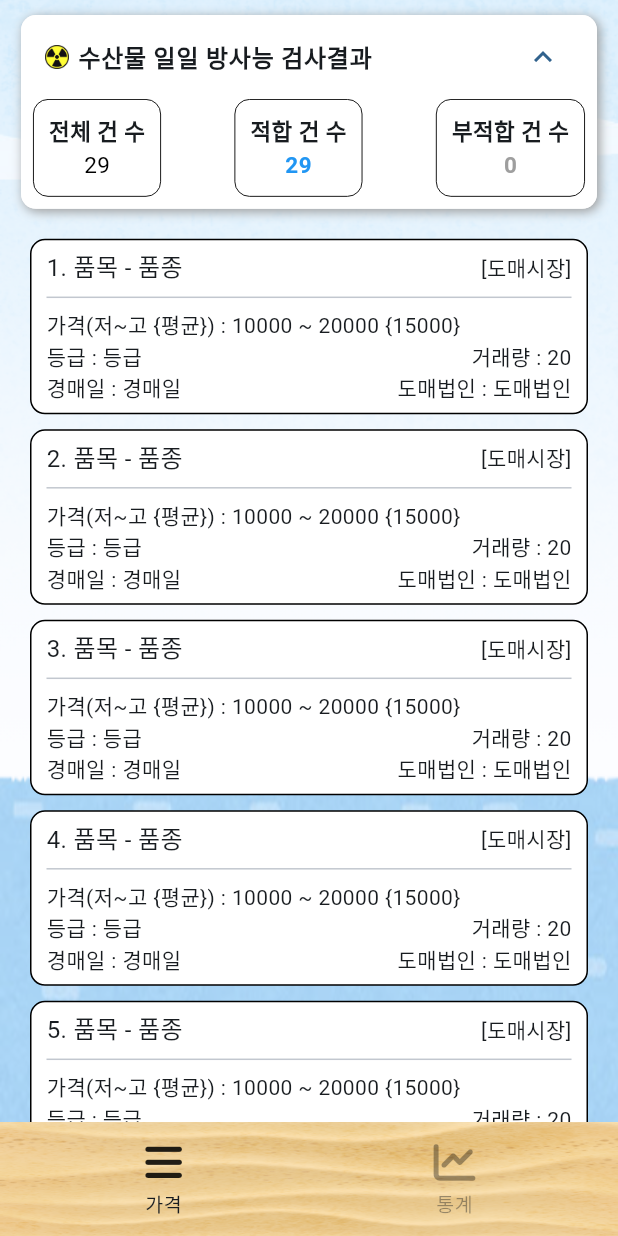
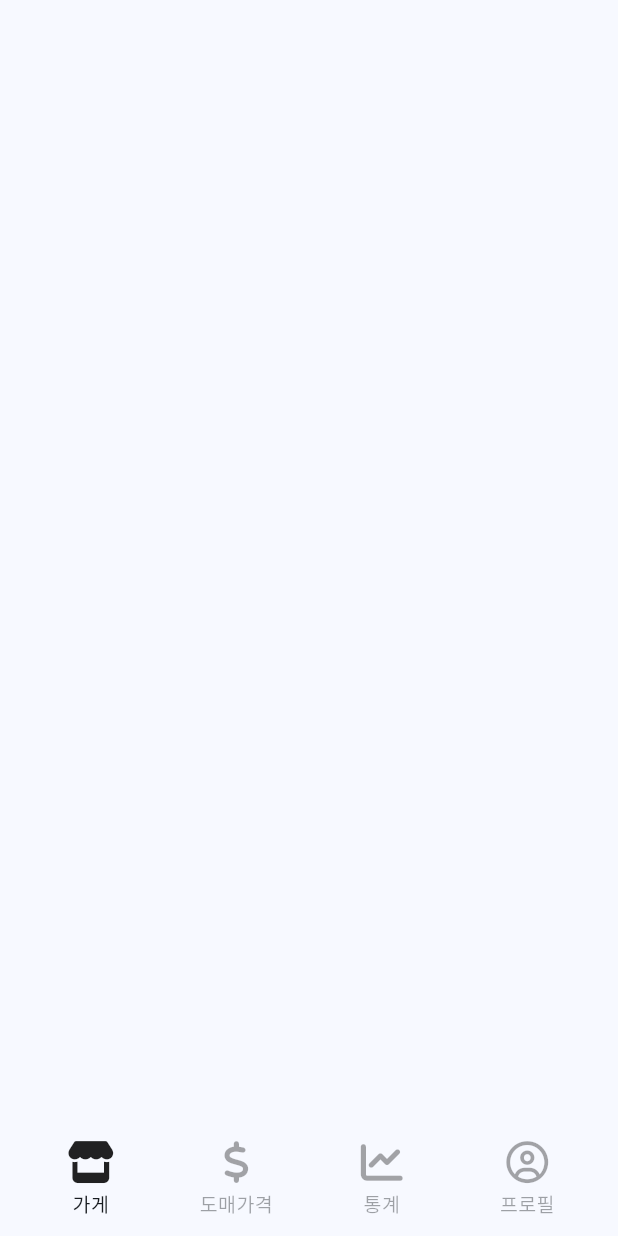
Before and after one commit to SWAG-2023ICT/marine_front, a Flutter app: the NavigationScreen screen opened by its route, on a phone screen of 412 x 824 dp. Run offline on Flutter 3.47's test engine with Material 2 defaults, Android fonts, the phone set to English and light mode, and no system bars; our stand-ins replace flutter_secure_storage, font_awesome_flutter, go_router; missing offline and left inert: kpostal; accounts and stored records are empty.

Commit message:
유저 메인 페이지 구상(2가지) 완료

```diff
--- a/lib/router.dart
+++ b/lib/router.dart
@@ -1,4 +1,5 @@
 import 'package:go_router/go_router.dart';
+import 'package:swag_marine_products/screens/home/marine_home_screen.dart';
 import 'package:swag_marine_products/screens/main_navigation/navigation_screen.dart';
 import 'package:swag_marine_products/screens/sign_in_up/sign_in_screen.dart';
 import 'package:swag_marine_products/screens/sign_in_up/sign_up_screen.dart';
@@ -24,9 +25,24 @@ final router = GoRouter(
       },
     ),
     GoRoute(
+      name: MarineHomeScreen.routeName,
+      path: MarineHomeScreen.routeURL,
+      builder: (context, state) => const MarineHomeScreen(),
+    ),
+    GoRoute(
       name: NavigationScreen.routeName,
       path: NavigationScreen.routeURL,
-      builder: (context, state) => const NavigationScreen(),
+      builder: (context, state) {
+        if (state.extra != null) {
+          final args = state.extra as NavigationScreenArgs;
+          return NavigationScreen(
+            selectedIndex: args.selectedIndex,
+          );
+        }
+        return const NavigationScreen(
+          selectedIndex: 0,
+        );
+      },
     ),
   ],
 );
--- a/lib/screens/menus/marine_price_screen.dart
+++ b/lib/screens/main_navigation/menus/marine_price_screen.dart
@@ -7,8 +7,8 @@ import 'package:swag_marine_products/constants/sizes.dart';
 import 'package:swag_marine_products/models/marine_product.dart';
 
 import 'package:http/http.dart' as http;
-import 'package:swag_marine_products/screens/menus/widgets/marine_product_card.dart';
-import 'package:swag_marine_products/screens/menus/widgets/radioactivity_banner.dart';
+import 'package:swag_marine_products/screens/main_navigation/menus/widgets/marine_product_card.dart';
+import 'package:swag_marine_products/screens/main_navigation/menus/widgets/radioactivity_banner.dart';
 
 class MarinePriceScreen extends StatefulWidget {
   const MarinePriceScreen({Key? key}) : super(key: key);
--- /dev/null
+++ b/lib/screens/main_navigation/menus/marine_store_screen.dart
@@ -0,0 +1,15 @@
+import 'package:flutter/material.dart';
+
+class MarineStoreScreen extends StatefulWidget {
+  const MarineStoreScreen({super.key});
+
+  @override
+  State<MarineStoreScreen> createState() => _MarineStoreScreenState();
+}
+
+class _MarineStoreScreenState extends State<MarineStoreScreen> {
+  @override
+  Widget build(BuildContext context) {
+    return Container();
+  }
+}
--- a/lib/screens/main_navigation/navigation_screen.dart
+++ b/lib/screens/main_navigation/navigation_screen.dart
@@ -1,14 +1,27 @@
 import 'package:flutter/material.dart';
 import 'package:font_awesome_flutter/font_awesome_flutter.dart';
 import 'package:swag_marine_products/constants/sizes.dart';
-import 'package:swag_marine_products/screens/menus/marine_graph_screen.dart';
-import 'package:swag_marine_products/screens/menus/marine_price_screen.dart';
+import 'package:swag_marine_products/screens/main_navigation/menus/marine_graph_screen.dart';
+import 'package:swag_marine_products/screens/main_navigation/menus/marine_price_screen.dart';
+import 'package:swag_marine_products/screens/main_navigation/menus/marine_profile_screen.dart';
 import 'package:swag_marine_products/screens/main_navigation/widgets/nav_tab.dart';
+import 'package:swag_marine_products/screens/main_navigation/menus/marine_store_screen.dart';
+
+class NavigationScreenArgs {
+  NavigationScreenArgs({required this.selectedIndex});
+
+  final int selectedIndex;
+}
 
 class NavigationScreen extends StatefulWidget {
   static const routeName = "main";
   static const routeURL = "/main";
-  const NavigationScreen({super.key});
+  const NavigationScreen({
+    super.key,
+    required this.selectedIndex,
+  });
+
+  final int selectedIndex;
 
   @override
   State<NavigationScreen> createState() => _NavigationScreenState();
@@ -36,22 +49,31 @@ class _NavigationScreenState extends State<NavigationScreen> {
           // 실제로 그 화면을 보고 있지 않더라도 랜더링 시켜주는 위젯
           Offstage(
             offstage: selectedIndex != 0,
+            child: const MarineStoreScreen(),
+          ),
+          Offstage(
+            offstage: selectedIndex != 1,
             child: const MarinePriceScreen(),
           ),
           Offstage(
-            offstage: selectedIndex != 1,
+            offstage: selectedIndex != 2,
             //child: const SearchVolScreen(),
             child: const MarineGraphScreen(),
+          ),
+          Offstage(
+            offstage: selectedIndex != 3,
+            //child: const SearchVolScreen(),
+            child: const MarineProfileScreen(),
           ),
         ],
       ),
       bottomNavigationBar: Container(
         decoration: BoxDecoration(
           // color: Colors.grey.shade50,
-          color: selectedIndex == 0
+          color: selectedIndex == 1
               ? const Color.fromARGB(255, 152, 197, 255)
               : null,
-          image: selectedIndex == 0
+          image: selectedIndex == 1
               ? const DecorationImage(
                   image: AssetImage(
                     'assets/images/sand3.png',
@@ -67,19 +89,35 @@ class _NavigationScreenState extends State<NavigationScreen> {
             mainAxisAlignment: MainAxisAlignment.spaceBetween,
             children: [
               NavTab(
-                text: "가격",
+                text: "가게",
                 isSelected: selectedIndex == 0,
-                unSelectedIcon: FontAwesomeIcons.bars,
-                selectedIcon: FontAwesomeIcons.bars,
+                unSelectedIcon: FontAwesomeIcons.store,
+                selectedIcon: FontAwesomeIcons.store,
                 onTap: () => _onTap(0),
                 selectedIndex: selectedIndex,
               ),
               NavTab(
+                text: "도매가격",
+                isSelected: selectedIndex == 1,
+                unSelectedIcon: FontAwesomeIcons.dollarSign,
+                selectedIcon: FontAwesomeIcons.dollarSign,
+                onTap: () => _onTap(1),
+                selectedIndex: selectedIndex,
+              ),
+              NavTab(
                 text: "통계",
-                isSelected: selectedIndex == 1,
+                isSelected: selectedIndex == 2,
                 unSelectedIcon: FontAwesomeIcons.chartLine,
                 selectedIcon: FontAwesomeIcons.chartLine,
-                onTap: () => _onTap(1),
+                onTap: () => _onTap(2),
+                selectedIndex: selectedIndex,
+              ),
+              NavTab(
+                text: "프로필",
+                isSelected: selectedIndex == 3,
+                unSelectedIcon: FontAwesomeIcons.circleUser,
+                selectedIcon: FontAwesomeIcons.solidCircleUser,
+                onTap: () => _onTap(3),
                 selectedIndex: selectedIndex,
               ),
             ],
```
Also changed, not shown: lib/screens/home/marine_home_screen.dart (added, +151 -0 lines), lib/screens/home/widgets/home_menu_button.dart (added, +77 -0 lines), lib/screens/main_navigation/menus/marine_profile_screen.dart (added, +17 -0 lines), lib/screens/main_navigation/menus/marine_setting_screen.dart (added, +20 -0 lines), lib/screens/sign_in_up/sign_in_screen.dart (+9 -5 lines), lib/screens/main_navigation/menus/marine_graph_screen.dart (renamed from lib/screens/menus/marine_graph_screen.dart), lib/screens/main_navigation/menus/widgets/marine_product_card.dart (renamed from lib/screens/menus/widgets/marine_product_card.dart), lib/screens/main_navigation/menus/widgets/radioactivity_banner.dart (renamed from lib/screens/menus/widgets/radioactivity_banner.dart).
